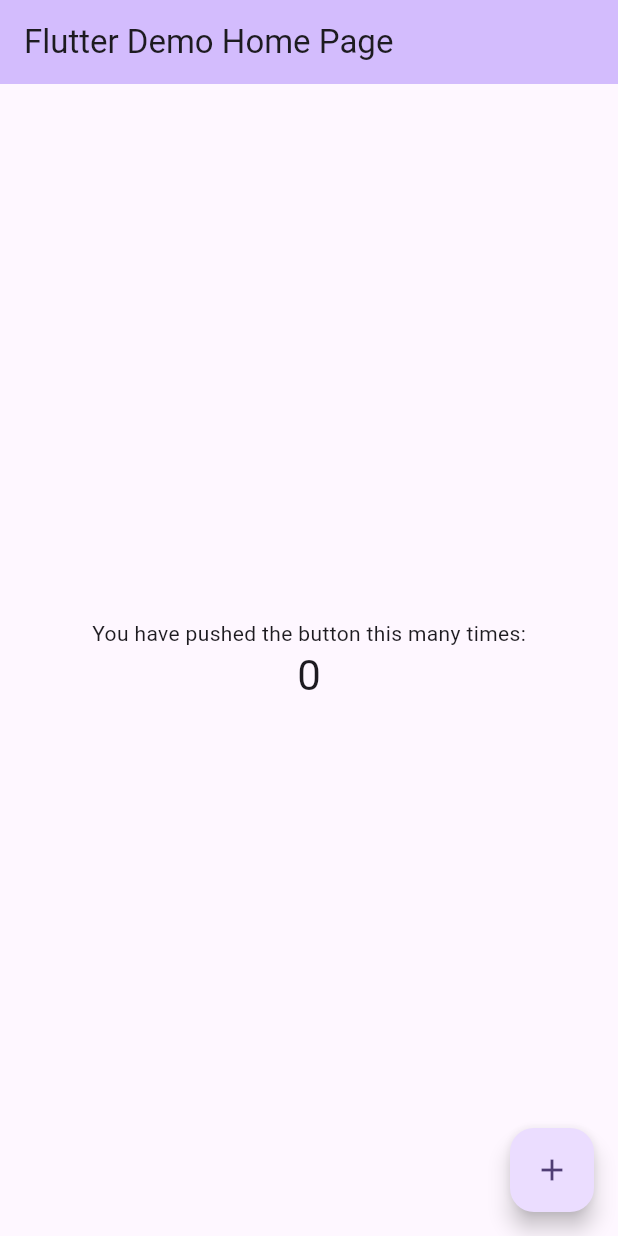
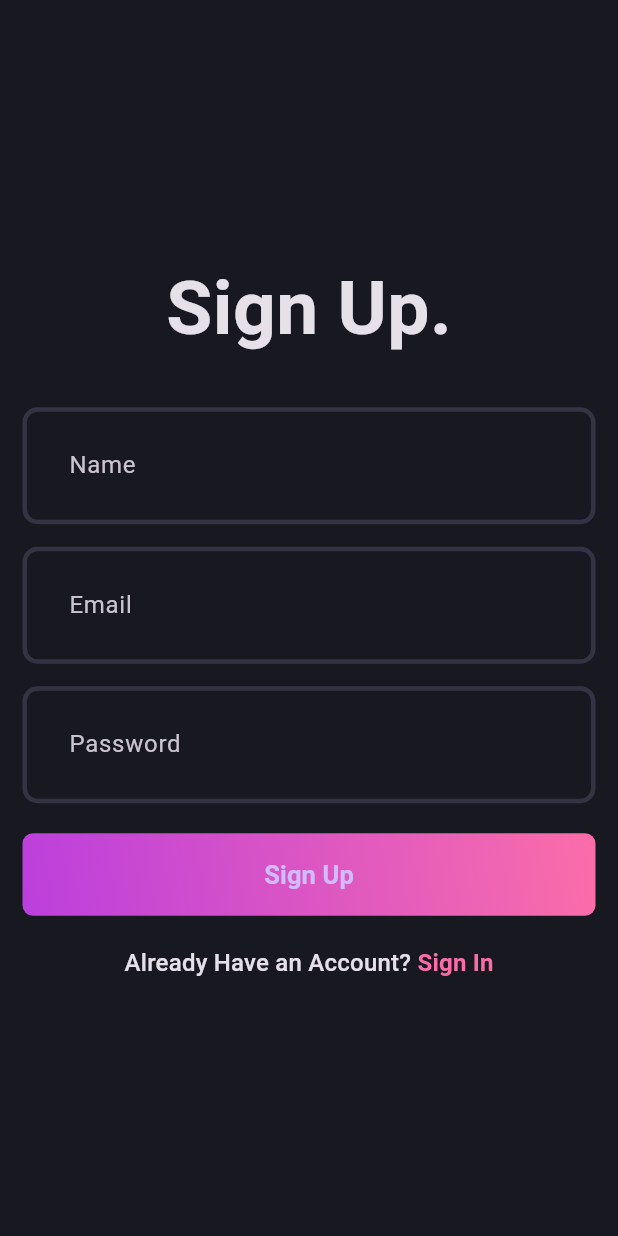
Before and after one commit to achu0722005/blog_app, a Flutter app: the screen it shows after launch, on a phone screen of 412 x 824 dp. Run offline on Flutter 3.47's test engine with Material 3 defaults, Android fonts, the phone set to English and light mode, and no system bars.

Commit message:
Sign up page updated

```diff
--- /dev/null
+++ b/lib/core/theme/app_pallete.dart
@@ -0,0 +1,14 @@
+
+import 'package:flutter/material.dart';
+
+class AppPallete {
+  static const Color backgroundColor = Color.fromRGBO(24, 24, 32, 1);
+  static const Color gradient1 = Color.fromRGBO(187, 63, 221, 1);
+  static const Color gradient2 = Color.fromRGBO(251, 109, 169, 1);
+  static const Color gradient3 = Color.fromRGBO(255, 159, 124, 1);
+  static const Color borderColor = Color.fromRGBO(52, 51, 67, 1);
+  static const Color whiteColor = Colors.white;
+  static const Color greyColor = Colors.grey;
+  static const Color errorColor = Colors.redAccent;
+  static const Color transparentColor = Colors.transparent;
+}
--- /dev/null
+++ b/lib/core/theme/theme.dart
@@ -0,0 +1,20 @@
+import 'package:blog_app/core/theme/app_pallete.dart';
+import 'package:flutter/material.dart';
+
+class AppTheme{
+  static  _border([Color color = AppPallete.borderColor]) => OutlineInputBorder(
+      borderSide:  BorderSide(
+          color: color ,
+          width: 3
+      ),
+      borderRadius: BorderRadius.circular(10)
+  );
+  static final darkThemeMode = ThemeData.dark().copyWith(
+    scaffoldBackgroundColor: AppPallete.backgroundColor,
+    inputDecorationTheme: InputDecorationTheme(
+      contentPadding: const EdgeInsets.all(27),
+      enabledBorder: _border(),
+      focusedBorder: _border(AppPallete.gradient2) ,
+    ),
+  );
+}
--- /dev/null
+++ b/lib/features/auth/presentation/pages/signup_page.dart
@@ -0,0 +1,67 @@
+import 'package:blog_app/core/theme/app_pallete.dart';
+import 'package:flutter/material.dart';
+
+import '../widgets/auth_field.dart';
+import '../widgets/auth_gradient_button.dart';
+
+class SignUpPage extends StatefulWidget {
+  const SignUpPage({super.key});
+
+  @override
+  State<SignUpPage> createState() => _SignUpPageState();
+}
+
+class _SignUpPageState extends State<SignUpPage> {
+  final emailController = TextEditingController();
+  final nameController = TextEditingController();
+  final passwordController = TextEditingController();
+  @override
+  void dispose() {
+    emailController.dispose();
+    nameController.dispose();
+    passwordController.dispose();
+    super.dispose();
+  }
+  final formkey = GlobalKey<FormState>();
+  @override
+  Widget build(BuildContext context) {
+    return Scaffold(
+      body: Padding(
+        padding: const EdgeInsets.all(15.0),
+        child: Form(
+          key: formkey,
+          child: Column(
+            mainAxisAlignment: MainAxisAlignment.center,
+            children: [
+              Text('Sign Up.',style: TextStyle(
+                fontSize: 50,
+                fontWeight: FontWeight.bold,
+              ),),
+              const SizedBox(height: 30,),
+              AuthField(hintText: "Name",controller: nameController,),
+              const SizedBox(height: 15,),
+              AuthField(hintText: "Email",controller: emailController,),
+              const SizedBox(height: 15,),
+              AuthField(hintText: "Password",controller: passwordController,
+              isObscureText: true,),
+              const SizedBox(height: 20,),
+              AuthGradientButton(),
+              const SizedBox(height: 20,),
+              RichText(text: TextSpan(text: "Already Have an Account? ",style: Theme.of(context).textTheme.titleMedium,
+              children: [
+                TextSpan(
+                  text: 'Sign In',
+                  style: Theme.of(context).textTheme.titleMedium?.copyWith(
+                    color: AppPallete.gradient2,
+                    fontWeight: FontWeight.bold,
+                  ),
+                )
+              ]))
+
+            ],
+          ),
+        ),
+      ),
+    );
+  }
+}
--- /dev/null
+++ b/lib/features/auth/presentation/widgets/auth_field.dart
@@ -0,0 +1,26 @@
+import 'package:flutter/material.dart';
+
+class AuthField extends StatelessWidget {
+  final String hintText;
+  final TextEditingController controller;
+  final bool isObscureText;
+  const AuthField({super.key,required this.hintText,required this.controller,
+  this.isObscureText = false});
+
+  @override
+  Widget build(BuildContext context) {
+    return TextFormField(
+      controller: controller,
+      decoration: InputDecoration(
+        hintText:hintText,
+      ),
+      validator: (value){
+        if(value!.isEmpty){
+          return "$hintText is missing";
+        }
+        return null;
+      },
+      obscureText: isObscureText,
+    );
+  }
+}
--- /dev/null
+++ b/lib/features/auth/presentation/widgets/auth_gradient_button.dart
@@ -0,0 +1,32 @@
+import 'package:flutter/material.dart';
+
+import '../../../../core/theme/app_pallete.dart';
+
+class AuthGradientButton extends StatelessWidget {
+  const AuthGradientButton({super.key});
+
+  @override
+  Widget build(BuildContext context) {
+    return Container(
+      decoration: BoxDecoration(
+        gradient: const LinearGradient(colors: [
+          AppPallete.gradient1,
+          AppPallete.gradient2,
+        ],
+        begin: Alignment.bottomLeft,
+        end: Alignment.topRight,
+        ),
+        borderRadius: BorderRadius.circular(7)
+      ),
+      child: ElevatedButton(onPressed: (){},
+      style: ElevatedButton.styleFrom(
+        fixedSize: Size(395,55),
+        backgroundColor: AppPallete.transparentColor,
+        shadowColor: AppPallete.transparentColor,
+      ), child: Text('Sign Up',style: TextStyle(
+            fontSize: 17,
+            fontWeight: FontWeight.w600,
+          ),)),
+    );
+  }
+}
--- a/lib/main.dart
+++ b/lib/main.dart
@@ -1,4 +1,7 @@
 import 'package:flutter/material.dart';
+
+import 'core/theme/theme.dart';
+import 'features/auth/presentation/pages/signup_page.dart';
 
 void main() {
   runApp(const MyApp());
@@ -7,116 +10,14 @@ void main() {
 class MyApp extends StatelessWidget {
   const MyApp({super.key});
 
-  // This widget is the root of your application.
+
   @override
   Widget build(BuildContext context) {
     return MaterialApp(
-      title: 'Flutter Demo',
-      theme: ThemeData(
-        // This is the theme of your application.
-        //
-        // TRY THIS: Try running your application with "flutter run". You'll see
-        // the application has a purple toolbar. Then, without quitting the app,
-        // try changing the seedColor in the colorScheme below to Colors.green
-        // and then invoke "hot reload" (save your changes or press the "hot
-        // reload" button in a Flutter-supported IDE, or press "r" if you used
-        // the command line to start the app).
-        //
-        // Notice that the counter didn't reset back to zero; the application
-        // state is not lost during the reload. To reset the state, use hot
-        // restart instead.
-        //
-        // This works for code too, not just values: Most code changes can be
-        // tested with just a hot reload.
-        colorScheme: ColorScheme.fromSeed(seedColor: Colors.deepPurple),
-      ),
-      home: const MyHomePage(title: 'Flutter Demo Home Page'),
+      debugShowCheckedModeBanner: false,
+      title: 'Blog App',
+      theme: AppTheme.darkThemeMode,
+      home: const SignUpPage() ,
     );
   }
 }
-
-class MyHomePage extends StatefulWidget {
-  const MyHomePage({super.key, required this.title});
-
-  // This widget is the home page of your application. It is stateful, meaning
-  // that it has a State object (defined below) that contains fields that affect
-  // how it looks.
-
-  // This class is the configuration for the state. It holds the values (in this
-  // case the title) provided by the parent (in this case the App widget) and
-  // used by the build method of the State. Fields in a Widget subclass are
-  // always marked "final".
-
-  final String title;
-
-  @override
-  State<MyHomePage> createState() => _MyHomePageState();
-}
-
-class _MyHomePageState extends State<MyHomePage> {
-  int _counter = 0;
-
-  void _incrementCounter() {
-    setState(() {
-      // This call to setState tells the Flutter framework that something has
-      // changed in this State, which causes it to rerun the build method below
-      // so that the display can reflect the updated values. If we changed
-      // _counter without calling setState(), then the build method would not be
-      // called again, and so nothing would appear to happen.
-      _counter++;
-    });
-  }
-
-  @override
-  Widget build(BuildContext context) {
-    // This method is rerun every time setState is called, for instance as done
-    // by the _incrementCounter method above.
-    //
-    // The Flutter framework has been optimized to make rerunning build methods
-    // fast, so that you can just rebuild anything that needs updating rather
-    // than having to individually change instances of widgets.
-    return Scaffold(
-      appBar: AppBar(
-        // TRY THIS: Try changing the color here to a specific color (to
-        // Colors.amber, perhaps?) and trigger a hot reload to see the AppBar
-        // change color while the other colors stay the same.
-        backgroundColor: Theme.of(context).colorScheme.inversePrimary,
-        // Here we take the value from the MyHomePage object that was created by
-        // the App.build method, and use it to set our appbar title.
-        title: Text(widget.title),
-      ),
-      body: Center(
-        // Center is a layout widget. It takes a single child and positions it
-        // in the middle of the parent.
-        child: Column(
-          // Column is also a layout widget. It takes a list of children and
-          // arranges them vertically. By default, it sizes itself to fit its
-          // children horizontally, and tries to be as tall as its parent.
-          //
-          // Column has various properties to control how it sizes itself and
-          // how it positions its children. Here we use mainAxisAlignment to
-          // center the children vertically; the main axis here is the vertical
-          // axis because Columns are vertical (the cross axis would be
-          // horizontal).
-          //
-          // TRY THIS: Invoke "debug painting" (choose the "Toggle Debug Paint"
-          // action in the IDE, or press "p" in the console), to see the
-          // wireframe for each widget.
-          mainAxisAlignment: MainAxisAlignment.center,
-          children: <Widget>[
-            const Text('You have pushed the button this many times:'),
-            Text(
-              '$_counter',
-              style: Theme.of(context).textTheme.headlineMedium,
-            ),
-          ],
-        ),
-      ),
-      floatingActionButton: FloatingActionButton(
-        onPressed: _incrementCounter,
-        tooltip: 'Increment',
-        child: const Icon(Icons.add),
-      ), // This trailing comma makes auto-formatting nicer for build methods.
-    );
-  }
-}
```
Also changed, not shown: lib/features/auth/presentation/pages/login_page.dart (added).
